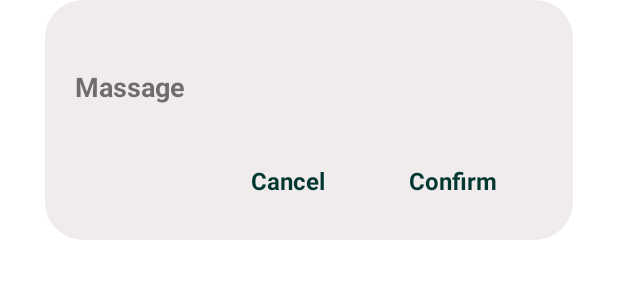
After one commit to captainyt-max/My-Campus, an Android app: the layout dialog_box.xml on its own in the app's theme, with its tools: preview values and no code run, on a phone screen of 412 x 824 dp. The commit adds this screen. Shown: the top 300 px of the screen. Run offline under Robolectric (Android 15) with nearby library versions, the light colour scheme and no system bars; Roboto replaces fonts that are not available here.

Commit message:
Campus Activity now can be updated by admins, added edit, delete and send new message options. All functions are working properly. Admin button visibility will now be updated on runtime, change in role will trigger the admin section visibility.

```diff
--- /dev/null
+++ b/app/src/main/res/drawable/background_dialog.xml
@@ -0,0 +1,8 @@
+<?xml version="1.0" encoding="utf-8"?>
+<shape xmlns:android="http://schemas.android.com/apk/res/android"
+    android:shape="rectangle">
+
+    <solid android:color="#F0ECEC"/>
+    <corners android:radius="25dp"/>
+
+</shape>
--- /dev/null
+++ b/app/src/main/res/drawable/background_dialog_button.xml
@@ -0,0 +1,18 @@
+<?xml version="1.0" encoding="utf-8"?>
+<ripple xmlns:android="http://schemas.android.com/apk/res/android"
+    android:color="#44D3AE">
+
+    <item>
+        <shape android:shape="rectangle">
+            <solid android:color="@android:color/transparent"/>
+            <corners android:radius="15dp" />
+        </shape>
+    </item>
+
+    <item android:id="@android:id/mask">
+        <shape android:shape="rectangle">
+            <solid android:color="#44D3AE" />
+            <corners android:radius="20dp" />
+        </shape>
+    </item>
+</ripple>
--- /dev/null
+++ b/app/src/main/res/layout/dialog_box.xml
@@ -0,0 +1,78 @@
+<?xml version="1.0" encoding="utf-8"?>
+<androidx.constraintlayout.widget.ConstraintLayout xmlns:android="http://schemas.android.com/apk/res/android"
+    xmlns:app="http://schemas.android.com/apk/res-auto"
+    xmlns:tools="http://schemas.android.com/tools"
+    android:layout_marginStart="30dp"
+    android:layout_marginEnd="30dp"
+    android:background="@drawable/background_dialog"
+    android:layout_width="match_parent"
+    android:layout_height="160dp">
+
+    <TextView
+        android:id="@+id/dialogMassage"
+        android:layout_width="match_parent"
+        android:layout_height="wrap_content"
+        android:layout_marginStart="20dp"
+        android:layout_marginTop="15dp"
+        android:layout_marginEnd="15dp"
+        android:text="Massage"
+        android:textSize="18sp"
+        android:textStyle="bold"
+        app:layout_constraintBottom_toTopOf="@+id/btnCancel"
+        app:layout_constraintEnd_toEndOf="parent"
+        app:layout_constraintStart_toStartOf="parent"
+        app:layout_constraintTop_toTopOf="parent" />
+
+    <androidx.constraintlayout.widget.ConstraintLayout
+        android:clickable="true"
+        android:id="@+id/btnConfirm"
+        android:background="@drawable/background_dialog_button"
+        android:layout_width="90dp"
+        android:layout_height="40dp"
+        android:layout_marginEnd="35dp"
+        android:layout_marginBottom="20dp"
+        android:focusable="true"
+        app:layout_constraintBottom_toBottomOf="parent"
+        app:layout_constraintEnd_toEndOf="parent">
+
+        <TextView
+            android:id="@+id/textView7"
+            android:layout_width="wrap_content"
+            android:layout_height="wrap_content"
+            android:gravity="center|center_horizontal"
+            android:text="Confirm"
+            android:textColor="#003731"
+            android:textSize="16sp"
+            android:textStyle="bold"
+            app:layout_constraintBottom_toBottomOf="parent"
+            app:layout_constraintEnd_toEndOf="parent"
+            app:layout_constraintStart_toStartOf="parent"
+            app:layout_constraintTop_toTopOf="parent" />
+    </androidx.constraintlayout.widget.ConstraintLayout>
+
+    <androidx.constraintlayout.widget.ConstraintLayout
+        android:id="@+id/btnCancel"
+        android:layout_width="90dp"
+        android:layout_height="40dp"
+        android:layout_marginEnd="20dp"
+        android:layout_marginBottom="20dp"
+        android:background="@drawable/background_dialog_button"
+        android:clickable="true"
+        android:focusable="true"
+        app:layout_constraintBottom_toBottomOf="parent"
+        app:layout_constraintEnd_toStartOf="@+id/btnConfirm">
+
+        <TextView
+            android:id="@+id/textView43"
+            android:layout_width="wrap_content"
+            android:layout_height="wrap_content"
+            android:text="Cancel"
+            android:textColor="#003731"
+            android:textSize="16sp"
+            android:textStyle="bold"
+            app:layout_constraintBottom_toBottomOf="parent"
+            app:layout_constraintEnd_toEndOf="parent"
+            app:layout_constraintStart_toStartOf="parent"
+            app:layout_constraintTop_toTopOf="parent" />
+    </androidx.constraintlayout.widget.ConstraintLayout>
+</androidx.constraintlayout.widget.ConstraintLayout>
```
Also changed, not shown: app/build.gradle.kts (+5 -2 lines), app/src/main/java/com/example/my_campus/Fragments/fragmentAdmin.java (+270 -26 lines), app/src/main/java/com/example/my_campus/Fragments/fragmentHomepage.java (+38 -6 lines), app/src/main/java/com/example/my_campus/MainActivity.java (+46 -14 lines), app/src/main/java/com/example/my_campus/utility.java (added, +80 -0 lines), app/src/main/res/layout/fragment_admin.xml (+17 -15 lines), app/src/main/res/layout/fragment_homepage.xml (+11 -8 lines), app/src/main/res/drawable/message_input_background.xml (renamed from app/src/main/res/drawable/massage_input_background.xml).
